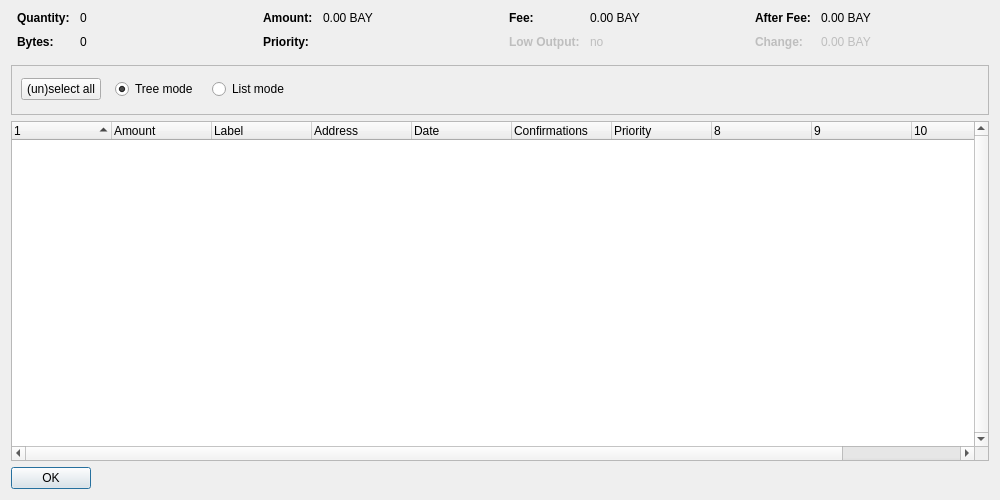
Above: src/qt/forms/coincontroldialog.ui from dzimbeck/BitBay before the change. Below: the same form after it.
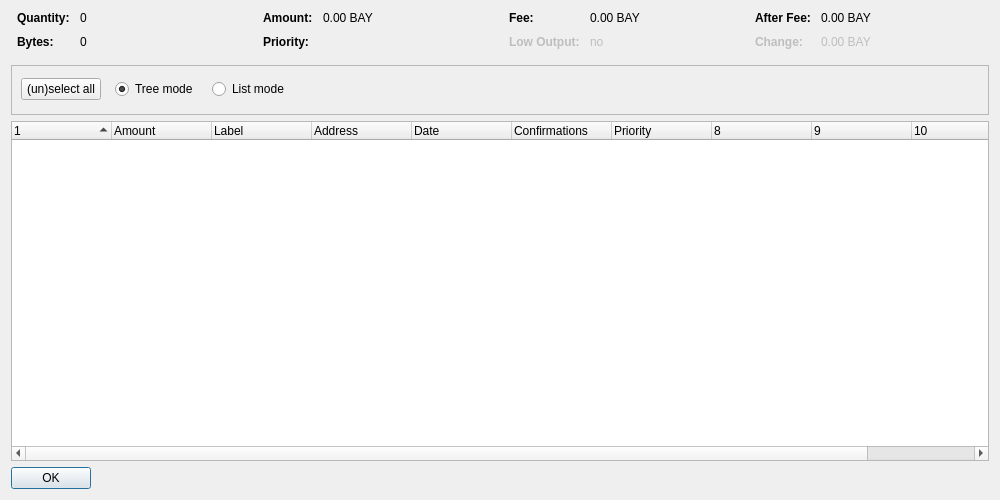
That is the form after the change. Custom widgets are drawn as their Qt base class.

Patch:
```diff
--- a/src/qt/forms/coincontroldialog.ui
+++ b/src/qt/forms/coincontroldialog.ui
@@ -405,9 +405,6 @@
      <property name="contextMenuPolicy">
       <enum>Qt::CustomContextMenu</enum>
      </property>
-     <property name="verticalScrollBarPolicy">
-      <enum>Qt::ScrollBarAlwaysOn</enum>
-     </property>
      <property name="sortingEnabled">
       <bool>false</bool>
      </property>
```
